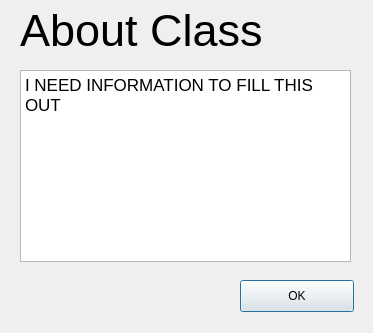
Before: the Qt Designer form dndprototype/classhelpdialog.ui in Jcamp44/dndBuilder, drawn with Qt 5.
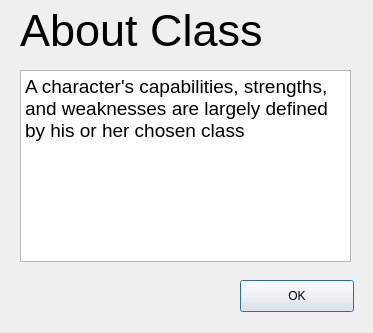
After: the same form once the commit is applied.

Patch:
```diff
--- a/dndprototype/classhelpdialog.ui
+++ b/dndprototype/classhelpdialog.ui
@@ -59,7 +59,7 @@
 &lt;html&gt;&lt;head&gt;&lt;meta name=&quot;qrichtext&quot; content=&quot;1&quot; /&gt;&lt;style type=&quot;text/css&quot;&gt;
 p, li { white-space: pre-wrap; }
 &lt;/style&gt;&lt;/head&gt;&lt;body style=&quot; font-family:'Ubuntu'; font-size:9pt; font-weight:400; font-style:normal;&quot;&gt;
-&lt;p style=&quot; margin-top:12px; margin-bottom:12px; margin-left:0px; margin-right:0px; -qt-block-indent:0; text-indent:0px;&quot;&gt;&lt;span style=&quot; font-family:'Lucida Grande'; font-size:13pt;&quot;&gt;I NEED INFORMATION TO FILL THIS OUT&lt;/span&gt;&lt;/p&gt;&lt;/body&gt;&lt;/html&gt;</string>
+&lt;p style=&quot; margin-top:0px; margin-bottom:0px; margin-left:0px; margin-right:0px; -qt-block-indent:0; text-indent:0px;&quot;&gt;&lt;span style=&quot; font-size:14pt;&quot;&gt;A character's capabilities, strengths, and weaknesses are largely defined by his or her chosen class&lt;/span&gt;&lt;/p&gt;&lt;/body&gt;&lt;/html&gt;</string>
    </property>
   </widget>
  </widget>
```
